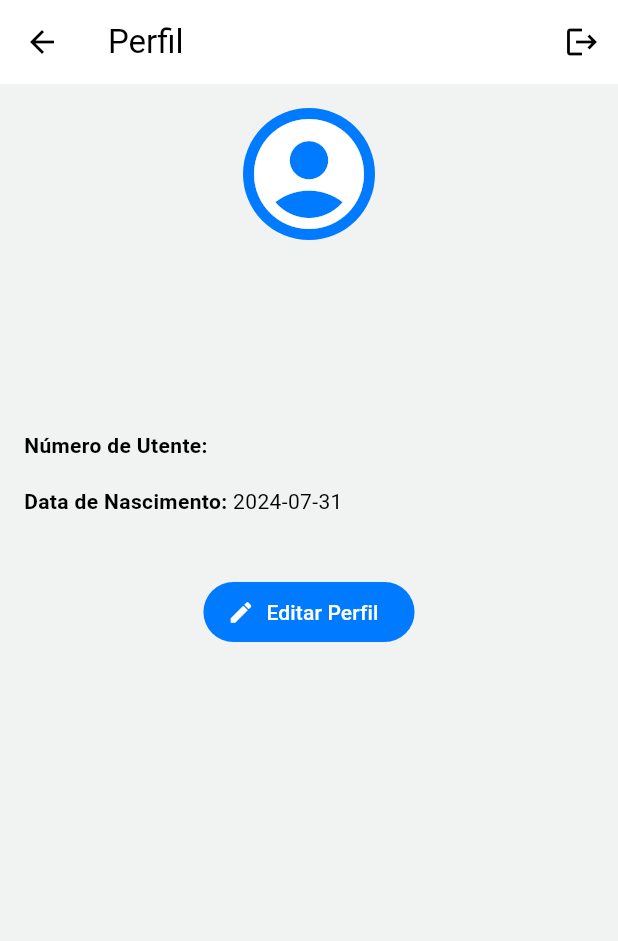
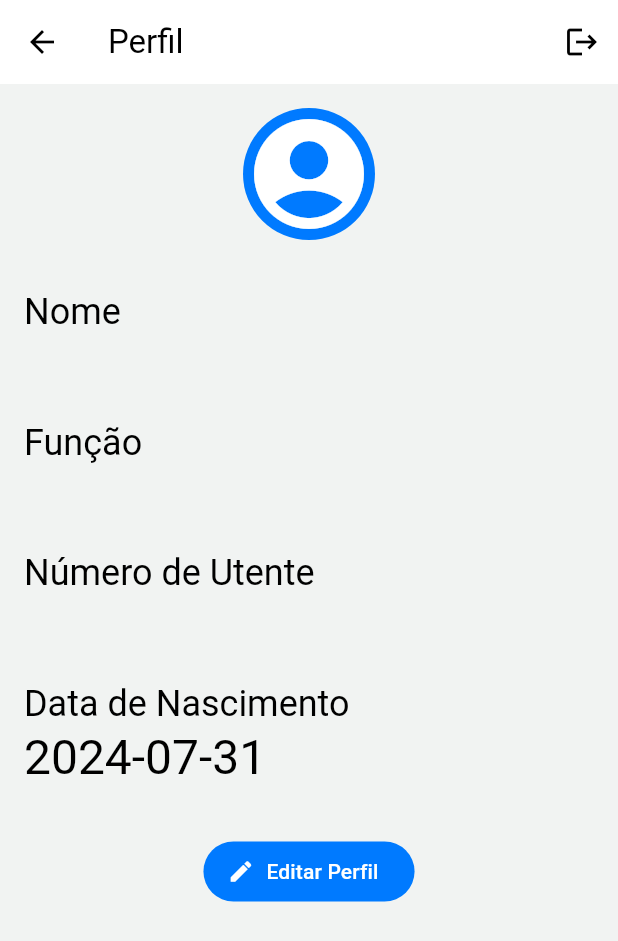
Before and after one commit to mariacasanova25/thesis_project, a Flutter app: the ProfileScreen screen opened directly, on a phone screen of 412 x 824 dp. Shown: the top 941 px of the screen. Run offline on Flutter 3.47's test engine with Material 3 defaults, Android fonts, the phone set to English and light mode, and no system bars; our stand-ins replace awesome_notifications, cloud_firestore, firebase_auth, firebase_core, firebase_storage, fl_chart and 2 more; accounts and stored records are empty; generated files the repository leaves out were written again.

Commit message:
small design changes

```diff
--- a/lib/communityForum/community_forum.dart
+++ b/lib/communityForum/community_forum.dart
@@ -4,7 +4,6 @@ import 'package:thesis_project/communityForum/NewDiscussionButton.dart';
 import 'package:thesis_project/communityForum/data/discussions_repository.dart';
 import 'package:thesis_project/communityForum/discussions_list.dart';
 import 'package:thesis_project/communityForum/model/discussion.dart';
-import 'package:thesis_project/communityForum/new_discussion.dart';
 
 class CommunityForumScreen extends ConsumerStatefulWidget {
   const CommunityForumScreen({super.key});
--- a/lib/notifications/medication_card.dart
+++ b/lib/notifications/medication_card.dart
@@ -29,7 +29,6 @@ class _MedicationCardState extends ConsumerState<MedicationCard> {
   late String imageUrl = '';
   Future<void> downloadImage() async {
     try {
-      print(widget.medicationId);
       final ref =
           FirebaseStorage.instance.ref().child('${widget.medicationId}.png');
       final url = await ref.getDownloadURL();
@@ -65,6 +64,11 @@ class _MedicationCardState extends ConsumerState<MedicationCard> {
                     'Hora de tomar ${prescription.name}.',
                     style: const TextStyle(
                         fontSize: 18, fontWeight: FontWeight.bold),
+                  ),
+                  const SizedBox(height: 16),
+                  Text(
+                    prescription.times[widget.timesIndex],
+                    style: const TextStyle(fontSize: 14),
                   ),
                   const SizedBox(height: 16),
                   Text(
--- a/lib/profile/profile_screen.dart
+++ b/lib/profile/profile_screen.dart
@@ -82,24 +82,29 @@ class _ProfileScreenState extends ConsumerState<ProfileScreen> {
             child: Column(
               crossAxisAlignment: CrossAxisAlignment.start,
               children: [
-                Center(
+                const Center(
                   child: Column(
                     children: [
-                      const CircleAvatar(
+                      CircleAvatar(
                         radius: 44,
                         child: Icon(Icons.account_circle, size: 88),
                       ),
-                      const SizedBox(height: 16),
-                      Text(user.username, style: textTheme.headlineLarge),
-                      Text(user.role, style: textTheme.headlineSmall),
+                      SizedBox(height: 16),
                     ],
                   ),
                 ),
-                const SizedBox(height: 32),
-                _buildProfileInfo(
-                    'Número de Utente', user.patientNr, textTheme),
-                _buildProfileInfo(
-                    'Data de Nascimento', user.bornDate, textTheme),
+                const SizedBox(height: 16),
+                Text('Nome', style: textTheme.headlineSmall),
+                Text(user.username, style: textTheme.headlineLarge),
+                const SizedBox(height: 16),
+                Text('Função', style: textTheme.headlineSmall),
+                Text(user.role, style: textTheme.headlineLarge),
+                const SizedBox(height: 16),
+                Text('Número de Utente', style: textTheme.headlineSmall),
+                Text(user.patientNr, style: textTheme.headlineLarge),
+                const SizedBox(height: 16),
+                Text('Data de Nascimento', style: textTheme.headlineSmall),
+                Text(user.bornDate, style: textTheme.headlineLarge),
                 const SizedBox(height: 32),
                 Center(
                   child: FilledButton.icon(
@@ -135,7 +140,7 @@ class _ProfileScreenState extends ConsumerState<ProfileScreen> {
       child: Row(
         crossAxisAlignment: CrossAxisAlignment.start,
         children: [
-          Text('$label: ', style: TextStyle(fontWeight: FontWeight.bold)),
+          Text('$label: ', style: const TextStyle(fontWeight: FontWeight.bold)),
           Expanded(child: Text(value)),
         ],
       ),
```
